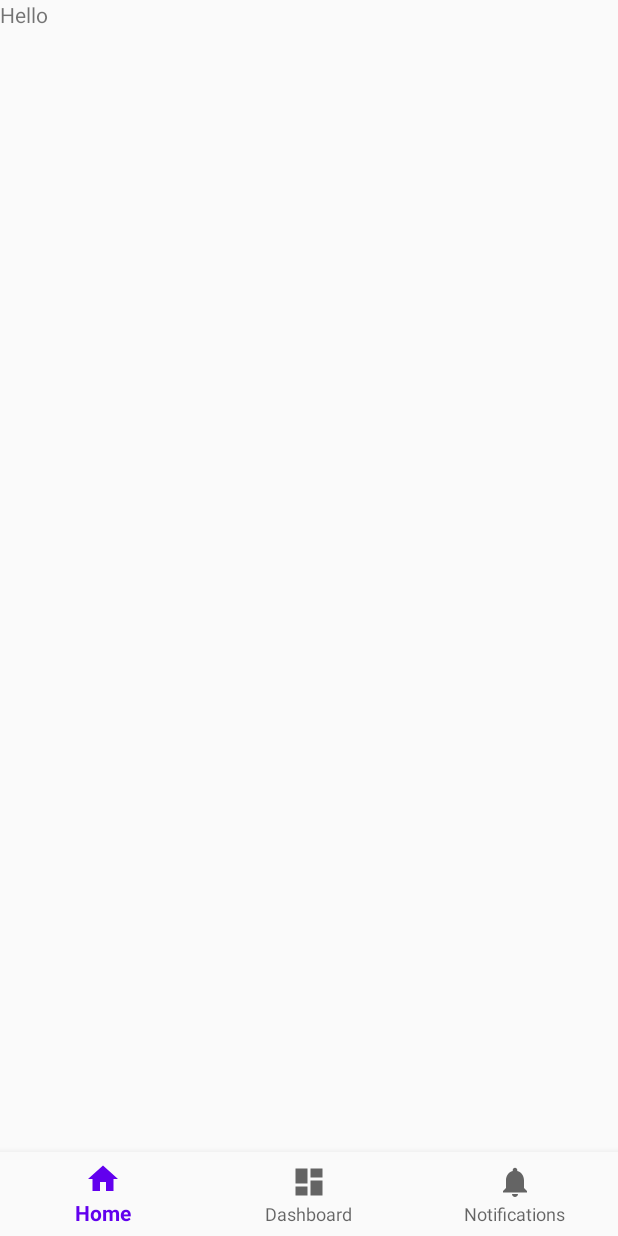
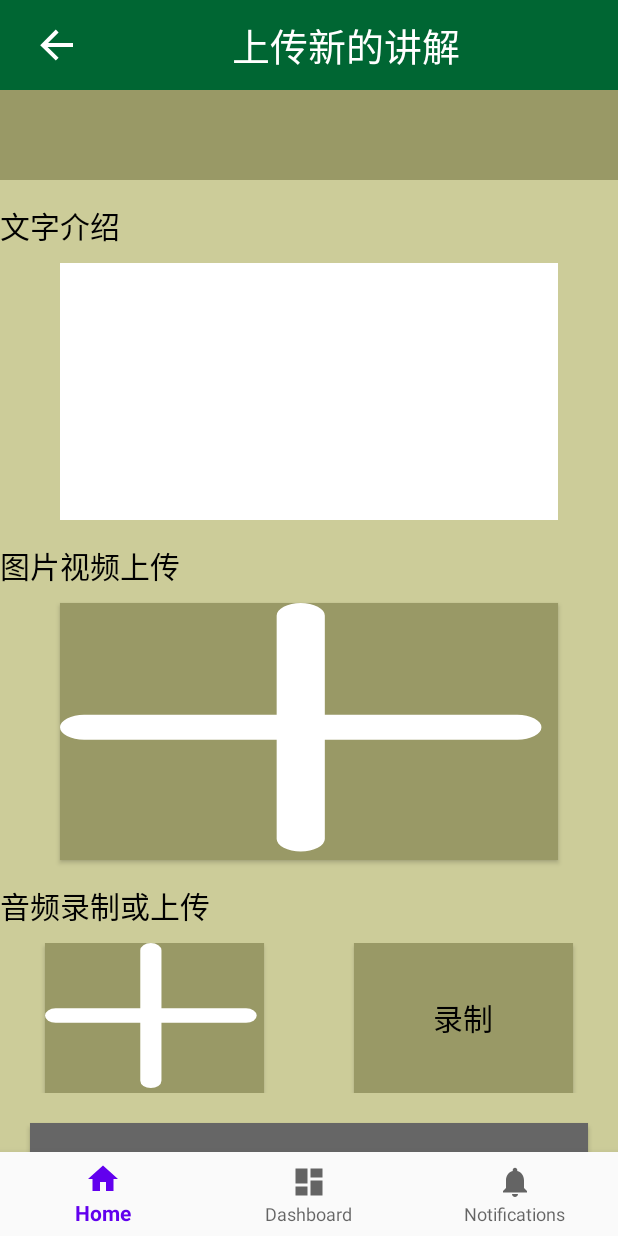
Before and after one commit to sekaiiiii/BUCTCS1703SECD, an Android app: the UploadAudio screen opened through its navigation route, on a phone screen of 412 x 824 dp. Run offline under Robolectric (Android 15) with nearby library versions, the phone set to English and light mode, and no system bars; our stand-ins replace navigation-ui.

Commit message:
上传新讲解文件页面布局

```diff
--- a/Museum Navigation System/museumguide/app/src/main/res/layout/upload_audio_fragment.xml
+++ b/Museum Navigation System/museumguide/app/src/main/res/layout/upload_audio_fragment.xml
@@ -3,11 +3,165 @@
     xmlns:tools="http://schemas.android.com/tools"
     android:layout_width="match_parent"
     android:layout_height="match_parent"
+    android:background="#CCCC99"
     tools:context=".ui.FragmentForUsers.Upload.UploadAudio">
 
-    <TextView
+    <LinearLayout
+        android:layout_width="match_parent"
+        android:layout_height="60dp"
+        android:background="#006633">
+
+        <Button
+            android:id="@+id/bt_backup"
+            android:layout_width="50dp"
+            android:layout_height="match_parent"
+            android:background="#00000000"
+            android:drawableRight="@drawable/ic_fanhui"
+            />
+
+        <TextView
+            android:layout_width="match_parent"
+            android:layout_height="match_parent"
+            android:text="上传新的讲解"
+            android:textColor="#FFFFFF"
+            android:textSize="25dp"
+            android:gravity="center"/>
+
+    </LinearLayout>
+    <LinearLayout
+        android:layout_width="match_parent"
+        android:layout_height="60dp"
+        android:layout_marginTop="60dp">
+        <Spinner
+            android:id="@+id/bt_privince"
+            android:layout_width="0dp"
+            android:layout_height="match_parent"
+            android:layout_weight="1"
+            android:background="#999966"
+            android:entries="@array/privince"/>
+
+        <Spinner
+            android:id="@+id/bt_city"
+            android:layout_width="0dp"
+            android:layout_height="match_parent"
+            android:layout_weight="1"
+            android:background="#999966"
+            android:entries="@array/city" />
+
+        <Spinner
+            android:id="@+id/bt_museum"
+            android:layout_width="0dp"
+            android:layout_height="match_parent"
+            android:layout_weight="1"
+            android:background="#999966"
+            android:entries="@array/museum"/>
+
+        <Spinner
+            android:id="@+id/bt_show"
+            android:layout_width="0dp"
+            android:layout_height="match_parent"
+            android:layout_weight="1"
+            android:background="#999966"
+            android:entries="@array/show"/>
+
+        <Spinner
+            android:id="@+id/bt_colletion"
+            android:layout_width="0dp"
+            android:layout_height="match_parent"
+            android:layout_weight="1"
+            android:background="#999966"
+            android:entries="@array/collection"/>
+
+    </LinearLayout>
+
+    <LinearLayout
         android:layout_width="match_parent"
         android:layout_height="match_parent"
-        android:text="Hello" />
+        android:layout_marginTop="120dp"
+        android:orientation="vertical">
+        <TextView
+            android:layout_marginTop="15dp"
+            android:layout_width="match_parent"
+            android:layout_height="40dp"
+            android:text="文字介绍"
+            android:textSize="20dp"
+            android:textColor="#000000"/>
+
+        <EditText
+            android:id="@+id/et_introduction"
+            android:layout_width="match_parent"
+            android:layout_marginLeft="40dp"
+            android:layout_marginRight="40dp"
+            android:layout_weight="1"
+            android:layout_height="0dp"
+            android:background="#FFFFFF"/>
+
+        <TextView
+            android:layout_marginTop="15dp"
+            android:layout_width="match_parent"
+            android:layout_height="40dp"
+            android:text="图片视频上传"
+            android:textSize="20dp"
+            android:textColor="#000000"/>
+
+        <Button
+            android:id="@+id/bt_uploadaudio"
+            android:layout_marginLeft="40dp"
+            android:layout_marginRight="40dp"
+            android:layout_width="match_parent"
+            android:layout_height="0dp"
+            android:layout_weight="1"
+            android:background="#999966"
+            android:foreground="@drawable/ic_tianjia"/>
+
+        <TextView
+            android:layout_marginTop="15dp"
+            android:layout_width="match_parent"
+            android:layout_height="40dp"
+            android:text="音频录制或上传"
+            android:textSize="20dp"
+            android:textColor="#000000"/>
+        <LinearLayout
+            android:layout_width="match_parent"
+            android:layout_height="100dp">
+            <Button
+                android:id="@+id/bt_upload_vioce"
+                android:layout_width="0dp"
+                android:layout_height="match_parent"
+                android:layout_weight="1"
+                android:layout_marginLeft="30dp"
+                android:layout_marginRight="30dp"
+                android:background="#999966"
+                android:foreground="@drawable/ic_tianjia" />
+
+            <Button
+                android:id="@+id/bt_record_vioce"
+                android:layout_width="0dp"
+                android:layout_height="match_parent"
+                android:layout_weight="1"
+                android:text="录制"
+                android:textSize="20dp"
+                android:textColor="#000000"
+                android:layout_marginLeft="30dp"
+                android:layout_marginRight="30dp"
+                android:background="#999966"/>
+
+        </LinearLayout>
+
+        <Button
+            android:id="@+id/bt_submit_newfile"
+            android:layout_marginLeft="20dp"
+            android:layout_marginRight="20dp"
+            android:layout_marginTop="20dp"
+            android:layout_marginBottom="15dp"
+            android:layout_width="match_parent"
+            android:layout_height="60dp"
+            android:text="提交"
+            android:textSize="20dp"
+            android:textColor="#000000"
+            android:background="#666666"/>
+
+    </LinearLayout>
+
 
 </FrameLayout>
```
